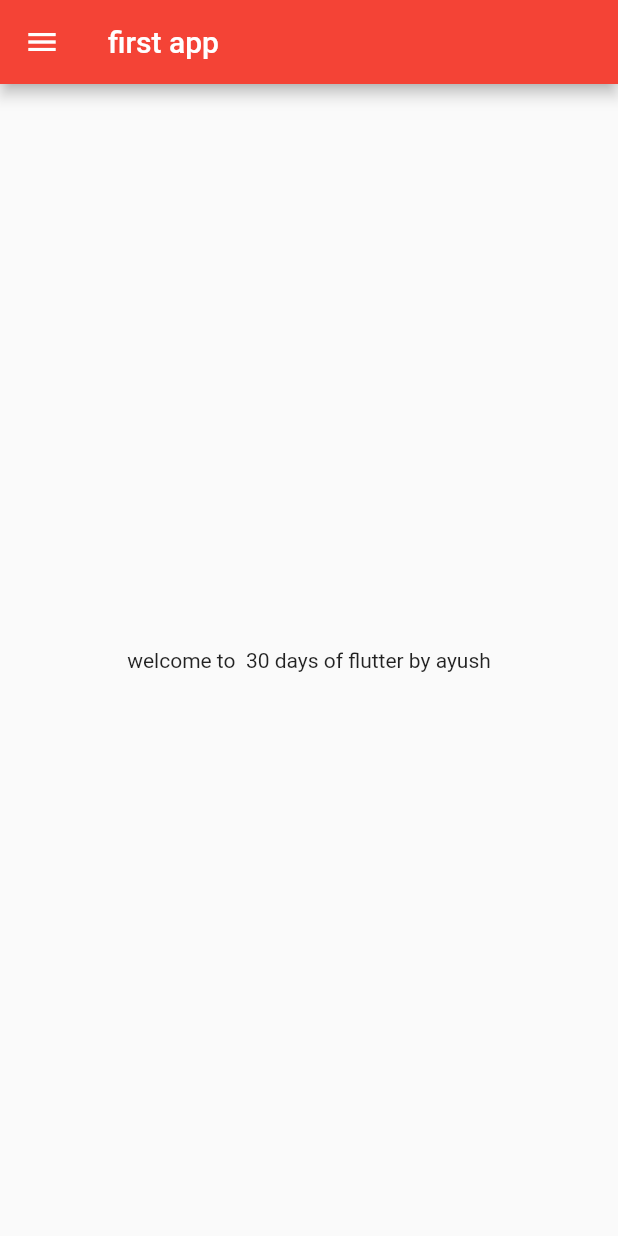
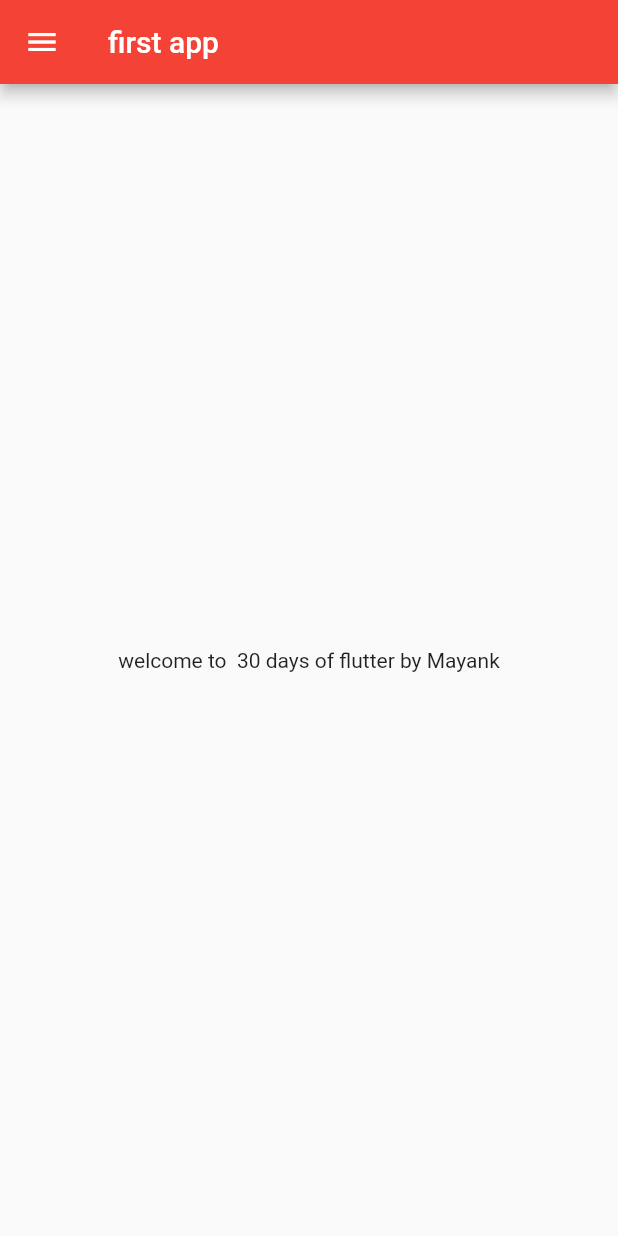
Before and after one commit to Ayushsingh07/flutterwork, a Flutter app: the HomePage screen opened by its route, on a phone screen of 412 x 824 dp. Run offline on Flutter 3.47's test engine with Material 2 defaults, Android fonts, the phone set to English and light mode, and no system bars; our stand-ins replace google_fonts.

Commit message:
Update homepage.dart

```diff
--- a/lib/pages/homepage.dart
+++ b/lib/pages/homepage.dart
@@ -4,7 +4,7 @@ class HomePage extends StatelessWidget {
   @override
   Widget build(BuildContext context) {
     final int days = 30;
-    final String name = "ayush";
+    final String name = "Mayank";
 
     return Scaffold(
       appBar: AppBar(title: Text('first app')),
```
